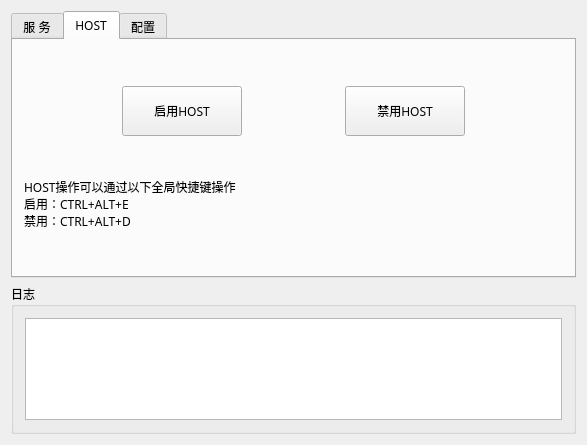
The window that FoxPHP/FoxPHP.ui (yongplus/FoxPHP) describes before a commit, drawn with Qt 5.
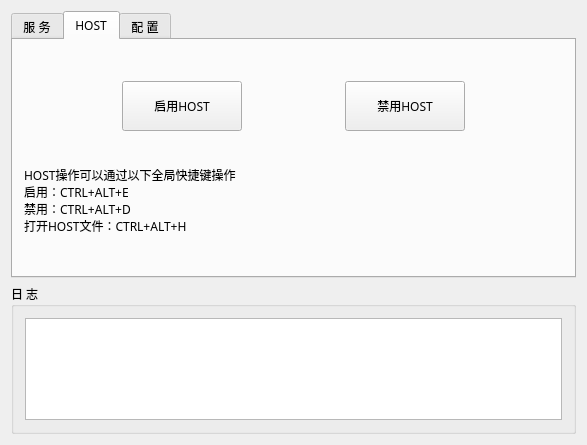
The same window after the commit. The open tabs and pages were chosen to show the change. Icons and pictures are not drawn. Custom widgets are drawn as their Qt base class.

Patch:
```diff
--- a/FoxPHP/FoxPHP.ui
+++ b/FoxPHP/FoxPHP.ui
@@ -519,7 +519,7 @@
            </font>
           </property>
           <property name="text">
-           <string>&lt;html&gt;&lt;head/&gt;&lt;body&gt;&lt;p&gt;HOST操作可以通过以下全局快捷键操作&lt;br/&gt;启用：CTRL+ALT+E&lt;br/&gt;禁用：CTRL+ALT+D&lt;/p&gt;&lt;/body&gt;&lt;/html&gt;</string>
+           <string>&lt;html&gt;&lt;head/&gt;&lt;body&gt;&lt;p&gt;HOST操作可以通过以下全局快捷键操作&lt;br/&gt;启用：CTRL+ALT+E&lt;br/&gt;禁用：CTRL+ALT+D&lt;br/&gt;打开HOST文件：CTRL+ALT+H&lt;/p&gt;&lt;/body&gt;&lt;/html&gt;</string>
           </property>
          </widget>
         </item>
@@ -540,7 +540,7 @@
       </widget>
       <widget class="QWidget" name="tab">
        <attribute name="title">
-        <string>配置</string>
+        <string>配 置</string>
        </attribute>
        <layout class="QHBoxLayout" name="horizontalLayout_8">
         <item>
@@ -940,7 +940,7 @@
        </size>
       </property>
       <property name="title">
-       <string>日志</string>
+       <string>日 志</string>
       </property>
       <layout class="QVBoxLayout" name="verticalLayout_4">
        <item>
```
Left out of the diff: 2 changed lines with no effect on the pictures.
